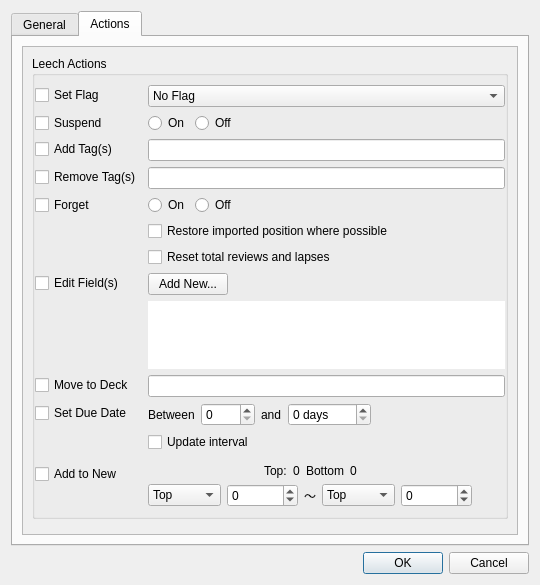
Old version of the form res/ui/options_dialog.ui in the repository iamjustkoi/LeechToolkit.
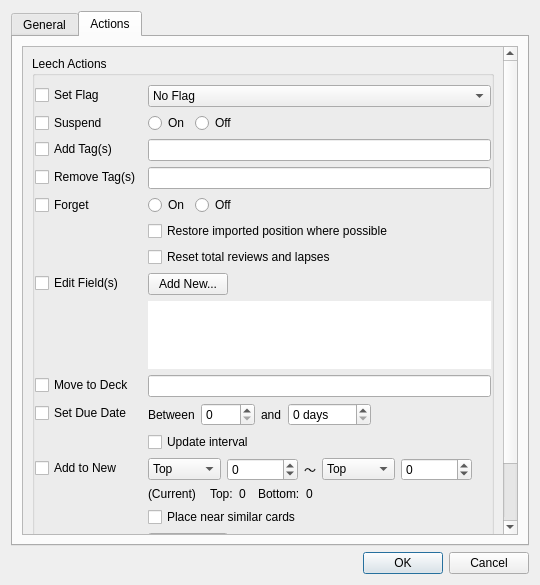
New version of the form.

Commit message: Added similar card toggle placeholders

Patch:
```diff
--- a/res/ui/options_dialog.ui
+++ b/res/ui/options_dialog.ui
@@ -347,9 +347,9 @@
           <property name="geometry">
            <rect>
             <x>0</x>
-            <y>0</y>
-            <width>496</width>
-            <height>471</height>
+            <y>-40</y>
+            <width>479</width>
+            <height>532</height>
            </rect>
           </property>
           <property name="sizePolicy">
@@ -757,10 +757,7 @@
                   </property>
                  </widget>
                 </item>
-                <item row="11" column="1">
-                 <layout class="QVBoxLayout" name="verticalLayout_9"/>
-                </item>
-                <item row="13" column="0">
+                <item row="12" column="0">
                  <widget class="QCheckBox" name="queueCheckbox">
                   <property name="toolTip">
                    <string>Adds the card to the new queue using the specified range.</string>
@@ -770,7 +767,7 @@
                   </property>
                  </widget>
                 </item>
-                <item row="13" column="1">
+                <item row="12" column="1">
                  <widget class="QFrame" name="frame">
                   <property name="sizePolicy">
                    <sizepolicy hsizetype="Maximum" vsizetype="Preferred">
@@ -796,100 +793,6 @@
                      <property name="sizeConstraint">
                       <enum>QLayout::SetFixedSize</enum>
                      </property>
-                     <item>
-                      <layout class="QHBoxLayout" name="horizontalLayout_11">
-                       <item>
-                        <spacer name="horizontalSpacer_2">
-                         <property name="orientation">
-                          <enum>Qt::Horizontal</enum>
-                         </property>
-                         <property name="sizeHint" stdset="0">
-                          <size>
-                           <width>0</width>
-                           <height>0</height>
-                          </size>
-                         </property>
-                        </spacer>
-                       </item>
-                       <item>
-                        <widget class="QLabel" name="queueLabelTop">
-                         <property name="sizePolicy">
-                          <sizepolicy hsizetype="Maximum" vsizetype="Preferred">
-                           <horstretch>0</horstretch>
-                           <verstretch>0</verstretch>
-                          </sizepolicy>
-                         </property>
-                         <property name="text">
-                          <string>Top:</string>
-                         </property>
-                         <property name="textInteractionFlags">
-                          <set>Qt::LinksAccessibleByMouse|Qt::TextSelectableByKeyboard|Qt::TextSelectableByMouse</set>
-                         </property>
-                        </widget>
-                       </item>
-                       <item>
-                        <widget class="QLabel" name="queueLabelTopPos">
-                         <property name="sizePolicy">
-                          <sizepolicy hsizetype="Maximum" vsizetype="Preferred">
-                           <horstretch>0</horstretch>
-                           <verstretch>0</verstretch>
-                          </sizepolicy>
-                         </property>
-                         <property name="text">
-                          <string>0</string>
-                         </property>
-                         <property name="textInteractionFlags">
-                          <set>Qt::LinksAccessibleByMouse|Qt::TextSelectableByKeyboard|Qt::TextSelectableByMouse</set>
-                         </property>
-                        </widget>
-                       </item>
-                       <item>
-                        <widget class="QLabel" name="queueLabelBottom">
-                         <property name="sizePolicy">
-                          <sizepolicy hsizetype="Maximum" vsizetype="Preferred">
-                           <horstretch>0</horstretch>
-                           <verstretch>0</verstretch>
-                          </sizepolicy>
-                         </property>
-                         <property name="text">
-                          <string>Bottom</string>
-                         </property>
-                         <property name="textInteractionFlags">
-                          <set>Qt::LinksAccessibleByMouse|Qt::TextSelectableByKeyboard|Qt::TextSelectableByMouse</set>
-                         </property>
-                        </widget>
-                       </item>
-                       <item>
-                        <widget class="QLabel" name="queueLabelBottomPos">
-                         <property name="sizePolicy">
-                          <sizepolicy hsizetype="Maximum" vsizetype="Preferred">
-                           <horstretch>0</horstretch>
-                           <verstretch>0</verstretch>
-                          </sizepolicy>
-                         </property>
-                         <property name="text">
-                          <string>0</string>
-                         </property>
-                         <property name="textInteractionFlags">
-                          <set>Qt::LinksAccessibleByMouse|Qt::TextSelectableByKeyboard|Qt::TextSelectableByMouse</set>
-                         </property>
-                        </widget>
-                       </item>
-                       <item>
-                        <spacer name="horizontalSpacer_3">
-                         <property name="orientation">
-                          <enum>Qt::Horizontal</enum>
-                         </property>
-                         <property name="sizeHint" stdset="0">
-                          <size>
-                           <width>0</width>
-                           <height>0</height>
-                          </size>
-                         </property>
-                        </spacer>
-                       </item>
-                      </layout>
-                     </item>
                      <item>
                       <layout class="QHBoxLayout" name="horizontalLayout_10">
                        <item>
@@ -995,11 +898,166 @@
                        </item>
                       </layout>
                      </item>
+                     <item>
+                      <layout class="QHBoxLayout" name="horizontalLayout_11">
+                       <item>
+                        <widget class="QLabel" name="label">
+                         <property name="text">
+                          <string>(Current)</string>
+                         </property>
+                        </widget>
+                       </item>
+                       <item>
+                        <spacer name="horizontalSpacer_6">
+                         <property name="orientation">
+                          <enum>Qt::Horizontal</enum>
+                         </property>
+                         <property name="sizeType">
+                          <enum>QSizePolicy::Maximum</enum>
+                         </property>
+                         <property name="sizeHint" stdset="0">
+                          <size>
+                           <width>8</width>
+                           <height>0</height>
+                          </size>
+                         </property>
+                        </spacer>
+                       </item>
+                       <item>
+                        <widget class="QLabel" name="queueLabelTop">
+                         <property name="sizePolicy">
+                          <sizepolicy hsizetype="Maximum" vsizetype="Preferred">
+                           <horstretch>0</horstretch>
+                           <verstretch>0</verstretch>
+                          </sizepolicy>
+                         </property>
+                         <property name="text">
+                          <string>Top:</string>
+                         </property>
+                         <property name="textInteractionFlags">
+                          <set>Qt::LinksAccessibleByMouse|Qt::TextSelectableByKeyboard|Qt::TextSelectableByMouse</set>
+                         </property>
+                        </widget>
+                       </item>
+                       <item>
+                        <widget class="QLabel" name="queueLabelTopPos">
+                         <property name="sizePolicy">
+                          <sizepolicy hsizetype="Maximum" vsizetype="Preferred">
+                           <horstretch>0</horstretch>
+                           <verstretch>0</verstretch>
+                          </sizepolicy>
+                         </property>
+                         <property name="text">
+                          <string>0</string>
+                         </property>
+                         <property name="textInteractionFlags">
+                          <set>Qt::LinksAccessibleByMouse|Qt::TextSelectableByKeyboard|Qt::TextSelectableByMouse</set>
+                         </property>
+                        </widget>
+                       </item>
+                       <item>
+                        <spacer name="horizontalSpacer_2">
+                         <property name="orientation">
+                          <enum>Qt::Horizontal</enum>
+                         </property>
+                         <property name="sizeType">
+                          <enum>QSizePolicy::Maximum</enum>
+                         </property>
+                         <property name="sizeHint" stdset="0">
+                          <size>
+                           <width>6</width>
+                           <height>0</height>
+                          </size>
+                         </property>
+                        </spacer>
+                       </item>
+                       <item>
+                        <widget class="QLabel" name="queueLabelBottom">
+                         <property name="sizePolicy">
+                          <sizepolicy hsizetype="Maximum" vsizetype="Preferred">
+                           <horstretch>0</horstretch>
+                           <verstretch>0</verstretch>
+                          </sizepolicy>
+                         </property>
+                         <property name="text">
+                          <string>Bottom:</string>
+                         </property>
+                         <property name="textInteractionFlags">
+                          <set>Qt::LinksAccessibleByMouse|Qt::TextSelectableByKeyboard|Qt::TextSelectableByMouse</set>
+                         </property>
+                        </widget>
+                       </item>
+                       <item>
+                        <widget class="QLabel" name="queueLabelBottomPos">
+                         <property name="sizePolicy">
+                          <sizepolicy hsizetype="Maximum" vsizetype="Preferred">
+                           <horstretch>0</horstretch>
+                           <verstretch>0</verstretch>
+                          </sizepolicy>
+                         </property>
+                         <property name="text">
+                          <string>0</string>
+                         </property>
+                         <property name="textInteractionFlags">
+                          <set>Qt::LinksAccessibleByMouse|Qt::TextSelectableByKeyboard|Qt::TextSelectableByMouse</set>
+                         </property>
+                        </widget>
+                       </item>
+                       <item>
+                        <spacer name="horizontalSpacer_3">
+                         <property name="orientation">
+                          <enum>Qt::Horizontal</enum>
+                         </property>
+                         <property name="sizeHint" stdset="0">
+                          <size>
+                           <width>0</width>
+                           <height>0</height>
+                          </size>
+                         </property>
+                        </spacer>
+                       </item>
+                      </layout>
+                     </item>
                     </layout>
                    </item>
                   </layout>
                  </widget>
                 </item>
+                <item row="13" column="1">
+                 <widget class="QCheckBox" name="checkBox">
+                  <property name="toolTip">
+                   <string>Using the given range:
+Place the card next to another one if the other card matches a preset filter.</string>
+                  </property>
+                  <property name="text">
+                   <string>Place near similar cards</string>
+                  </property>
+                 </widget>
+                </item>
+                <item row="15" column="1">
+                 <widget class="QCheckBox" name="checkBox_2">
+                  <property name="toolTip">
+                   <string>Using the given range:
+Place the card next to another one if they're each siblings of the same note-type.</string>
+                  </property>
+                  <property name="text">
+                   <string>Place near sibling cards</string>
+                  </property>
+                 </widget>
+                </item>
+                <item row="14" column="1">
+                 <widget class="QPushButton" name="pushButton">
+                  <property name="sizePolicy">
+                   <sizepolicy hsizetype="Maximum" vsizetype="Fixed">
+                    <horstretch>0</horstretch>
+                    <verstretch>0</verstretch>
+                   </sizepolicy>
+                  </property>
+                  <property name="text">
+                   <string>Filters...</string>
+                  </property>
+                 </widget>
+                </item>
                </layout>
               </item>
              </layout>
```
The commit also changes 1 other file.
